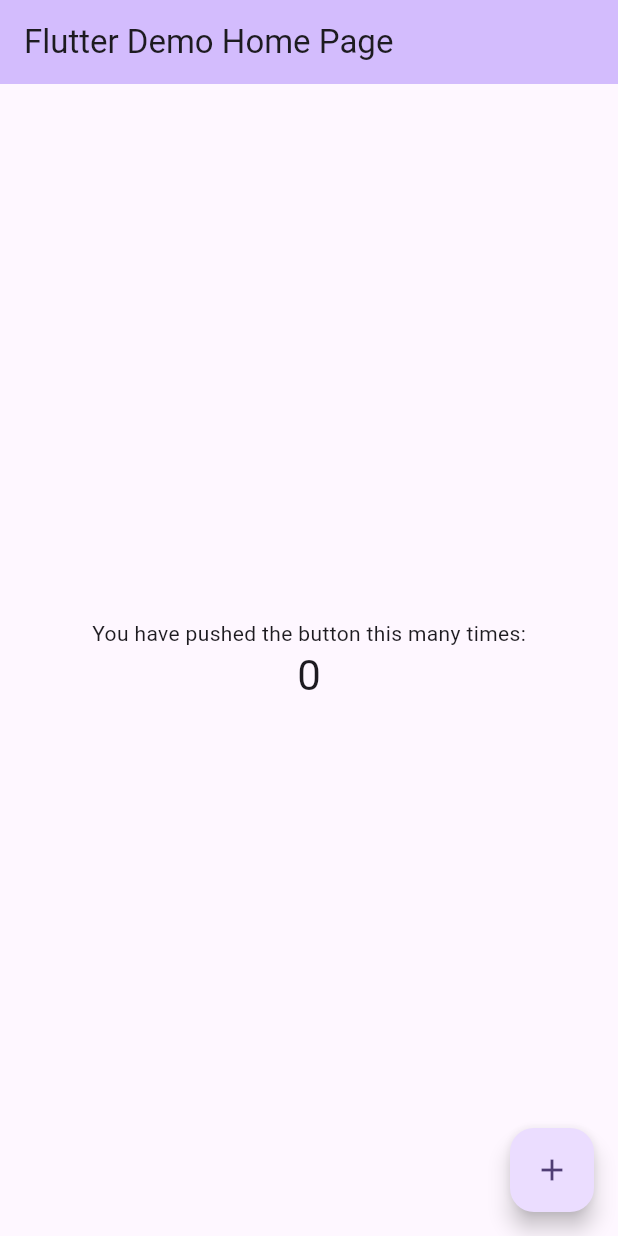
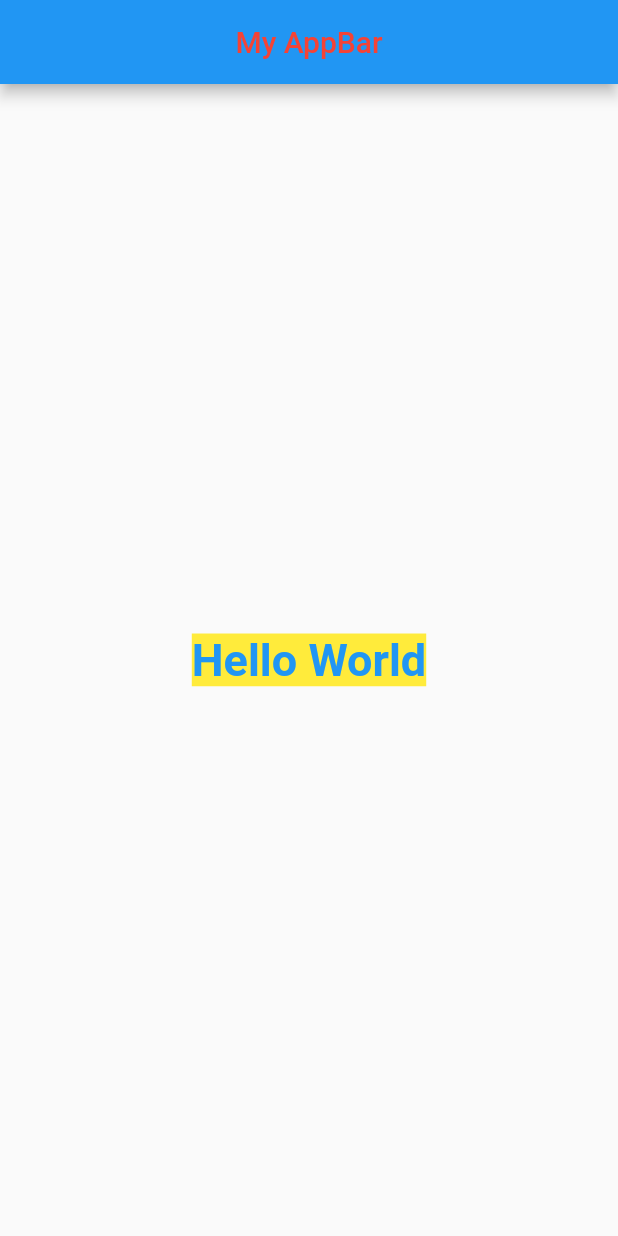
Before and after one commit to urielduana/learningflutter, a Flutter app: the screen it shows after launch, on a phone screen of 412 x 824 dp. Run offline on Flutter 3.47's test engine with Material 2 defaults, Android fonts, the phone set to English and light mode, and no system bars.

Commit message:
Start Coding

```diff
--- a/lib/main.dart
+++ b/lib/main.dart
@@ -1,125 +1,45 @@
 import 'package:flutter/material.dart';
 
 void main() {
-  runApp(const MyApp());
+  runApp(MyApp());
 }
 
 class MyApp extends StatelessWidget {
-  const MyApp({super.key});
-
   // This widget is the root of your application.
   @override
   Widget build(BuildContext context) {
     return MaterialApp(
       title: 'Flutter Demo',
       theme: ThemeData(
-        // This is the theme of your application.
-        //
-        // TRY THIS: Try running your application with "flutter run". You'll see
-        // the application has a blue toolbar. Then, without quitting the app,
-        // try changing the seedColor in the colorScheme below to Colors.green
-        // and then invoke "hot reload" (save your changes or press the "hot
-        // reload" button in a Flutter-supported IDE, or press "r" if you used
-        // the command line to start the app).
-        //
-        // Notice that the counter didn't reset back to zero; the application
-        // state is not lost during the reload. To reset the state, use hot
-        // restart instead.
-        //
-        // This works for code too, not just values: Most code changes can be
-        // tested with just a hot reload.
-        colorScheme: ColorScheme.fromSeed(seedColor: Colors.deepPurple),
-        useMaterial3: true,
+        primarySwatch: Colors.blue,
       ),
-      home: const MyHomePage(title: 'Flutter Demo Home Page'),
+      home: MyHomePage(),
     );
   }
 }
 
-class MyHomePage extends StatefulWidget {
-  const MyHomePage({super.key, required this.title});
-
-  // This widget is the home page of your application. It is stateful, meaning
-  // that it has a State object (defined below) that contains fields that affect
-  // how it looks.
-
-  // This class is the configuration for the state. It holds the values (in this
-  // case the title) provided by the parent (in this case the App widget) and
-  // used by the build method of the State. Fields in a Widget subclass are
-  // always marked "final".
-
-  final String title;
-
-  @override
-  State<MyHomePage> createState() => _MyHomePageState();
-}
-
-class _MyHomePageState extends State<MyHomePage> {
-  int _counter = 0;
-
-  void _incrementCounter() {
-    setState(() {
-      // This call to setState tells the Flutter framework that something has
-      // changed in this State, which causes it to rerun the build method below
-      // so that the display can reflect the updated values. If we changed
-      // _counter without calling setState(), then the build method would not be
-      // called again, and so nothing would appear to happen.
-      _counter++;
-    });
-  }
+class MyHomePage extends StatelessWidget {
+  MyHomePage();
 
   @override
   Widget build(BuildContext context) {
-    // This method is rerun every time setState is called, for instance as done
-    // by the _incrementCounter method above.
-    //
-    // The Flutter framework has been optimized to make rerunning build methods
-    // fast, so that you can just rebuild anything that needs updating rather
-    // than having to individually change instances of widgets.
     return Scaffold(
-      appBar: AppBar(
-        // TRY THIS: Try changing the color here to a specific color (to
-        // Colors.amber, perhaps?) and trigger a hot reload to see the AppBar
-        // change color while the other colors stay the same.
-        backgroundColor: Theme.of(context).colorScheme.inversePrimary,
-        // Here we take the value from the MyHomePage object that was created by
-        // the App.build method, and use it to set our appbar title.
-        title: Text(widget.title),
-      ),
-      body: Center(
-        // Center is a layout widget. It takes a single child and positions it
-        // in the middle of the parent.
-        child: Column(
-          // Column is also a layout widget. It takes a list of children and
-          // arranges them vertically. By default, it sizes itself to fit its
-          // children horizontally, and tries to be as tall as its parent.
-          //
-          // Column has various properties to control how it sizes itself and
-          // how it positions its children. Here we use mainAxisAlignment to
-          // center the children vertically; the main axis here is the vertical
-          // axis because Columns are vertical (the cross axis would be
-          // horizontal).
-          //
-          // TRY THIS: Invoke "debug painting" (choose the "Toggle Debug Paint"
-          // action in the IDE, or press "p" in the console), to see the
-          // wireframe for each widget.
-          mainAxisAlignment: MainAxisAlignment.center,
-          children: <Widget>[
-            const Text(
-              'You have pushed the button this many times:',
-            ),
-            Text(
-              '$_counter',
-              style: Theme.of(context).textTheme.headlineMedium,
-            ),
-          ],
+        appBar: AppBar(
+          title: const Center(
+              child: Text(
+            "My AppBar",
+            style: TextStyle(color: Colors.red),
+          )),
         ),
-      ),
-      floatingActionButton: FloatingActionButton(
-        onPressed: _incrementCounter,
-        tooltip: 'Increment',
-        child: const Icon(Icons.add),
-      ), // This trailing comma makes auto-formatting nicer for build methods.
-    );
+        body: const Center(
+          child: Text(
+            "Hello World",
+            style: TextStyle(
+                fontSize: 30,
+                fontWeight: FontWeight.bold,
+                color: Colors.blue,
+                backgroundColor: Colors.yellow),
+          ),
+        ));
   }
 }
```
Also changed, not shown: 1 other file.
